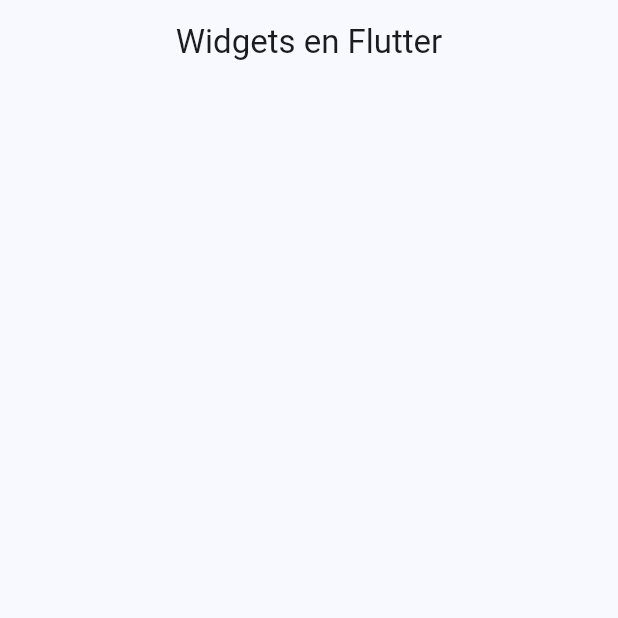
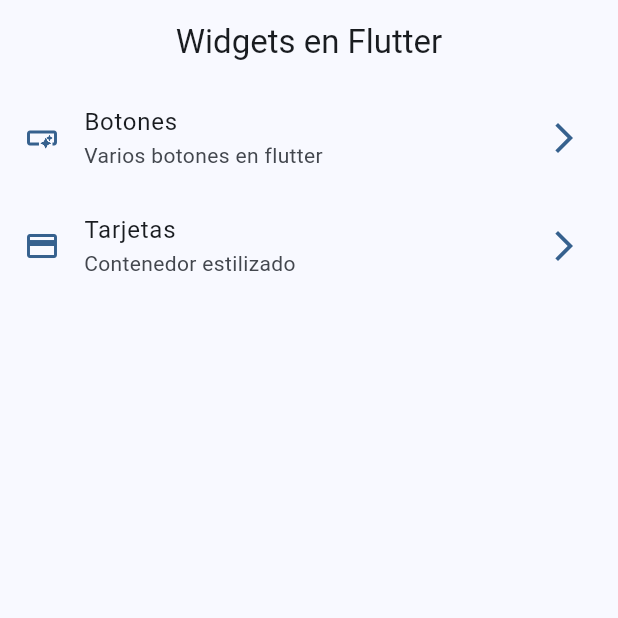
Before and after one commit to dalfonsop/flutter_4_app, a Flutter app: the screen it shows after launch, on a phone screen of 412 x 824 dp, the top half of it. Run offline on Flutter 3.47's test engine with Material 3 defaults, Android fonts, the phone set to English and light mode, and no system bars.

Commit message:
Basic routes configuration

```diff
--- a/widgets_app/lib/config/menu/menu_items.dart
+++ b/widgets_app/lib/config/menu/menu_items.dart
@@ -16,7 +16,7 @@ class MenuItem {
 }
   const
  appMenuItems = <MenuItem> [
-  MenuItem(title: 'Botones',subtitle: 'Varios botones en flutter',link: '/buttons', icon: Icons.smart_button_outlined)
+  MenuItem(title: 'Botones',subtitle: 'Varios botones en flutter',link: '/buttons', icon: Icons.smart_button_outlined),
   MenuItem(title: 'Tarjetas',subtitle: 'Contenedor estilizado',link: '/card', icon: Icons.credit_card)
 
  ];
--- a/widgets_app/lib/config/theme/app_theme.dart
+++ b/widgets_app/lib/config/theme/app_theme.dart
@@ -9,7 +9,7 @@ const colorList = <Color>[
   Colors.deepOrange,
   Colors.pink,
   Colors.pinkAccent,
-  Colors.black,
+  Colors.grey,
   Colors.white24
 
 ];
--- a/widgets_app/lib/presentation/screens/home/home_screen.dart
+++ b/widgets_app/lib/presentation/screens/home/home_screen.dart
@@ -1,4 +1,6 @@
 import 'package:flutter/material.dart';
+import 'package:widgets_app/config/menu/menu_items.dart';
+import 'package:widgets_app/presentation/screens/buttons/buttons_screen.dart';
 
 class HomeScreen extends StatelessWidget {
   const HomeScreen({super.key});
@@ -6,9 +8,48 @@ class HomeScreen extends StatelessWidget {
   @override
   Widget build(BuildContext context) {
     return Scaffold(
-      appBar: AppBar(
-        title: Text('Widgets en Flutter'),
-      ),
+      appBar: AppBar(title: Text('Widgets en Flutter')),
+      body: _HomeView(),
     );
   }
 }
+
+class _HomeView extends StatelessWidget {
+  const _HomeView();
+
+  @override
+  Widget build(BuildContext context) {
+    return ListView.builder(
+      physics: BouncingScrollPhysics(),
+      itemCount: appMenuItems.length,
+      itemBuilder: (context, index) {
+        final menuItem = appMenuItems[index];
+        return _CustomListTile(menuItem: menuItem);
+      },
+    );
+  }
+}
+
+class _CustomListTile extends StatelessWidget {
+  const _CustomListTile({required this.menuItem});
+
+  final MenuItem menuItem;
+
+  @override
+  Widget build(BuildContext context) {
+    final colors = Theme.of(context).colorScheme;
+    return ListTile(
+      leading: Icon(menuItem.icon, color: colors.primary),
+      trailing: Icon(Icons.arrow_forward_ios_outlined, color: colors.primary),
+      title: Text(menuItem.title),
+      subtitle: Text(menuItem.subtitle),
+      onTap: () {
+        Navigator.of(context).push(
+          MaterialPageRoute(
+            builder: (context) => const  ButtonsScreen(),
+            )
+        );
+      },
+    );
+  }
+}
```
Also changed, not shown: widgets_app/lib/presentation/screens/buttons/buttons_screen.dart (added, +15 -0 lines), widgets_app/lib/presentation/screens/cards/cards_screen.dart (added, +15 -0 lines).
